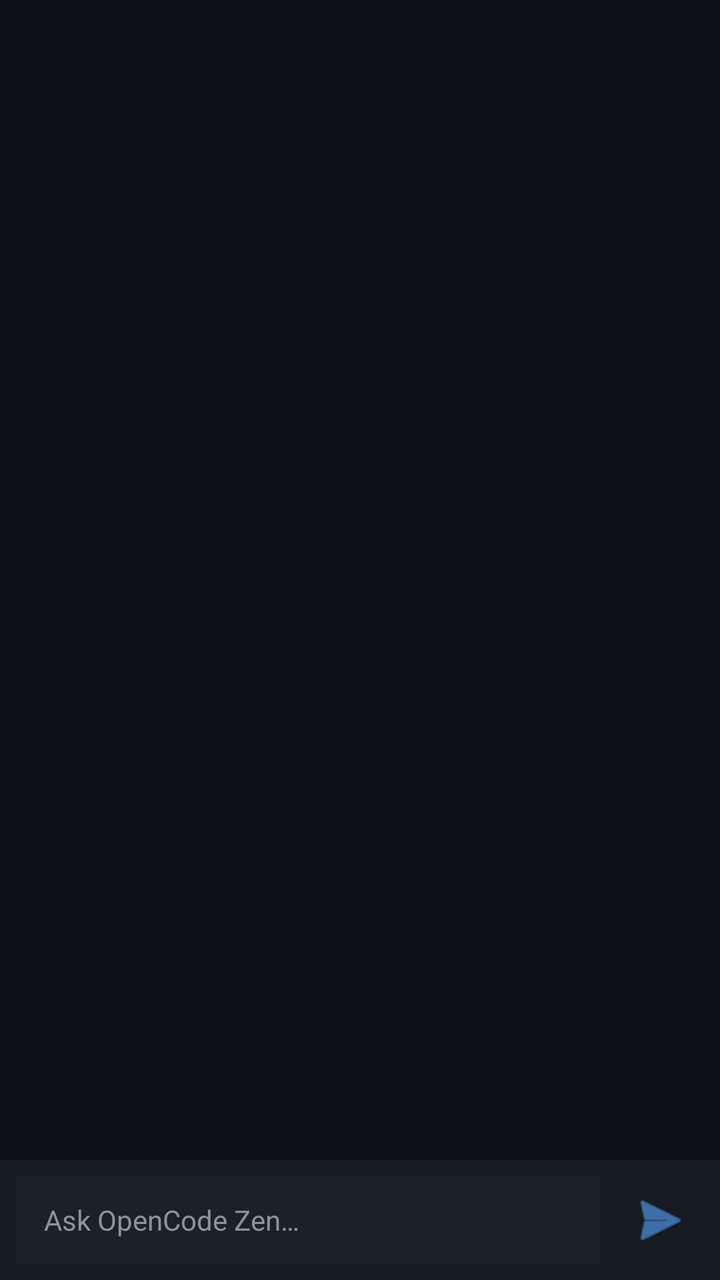
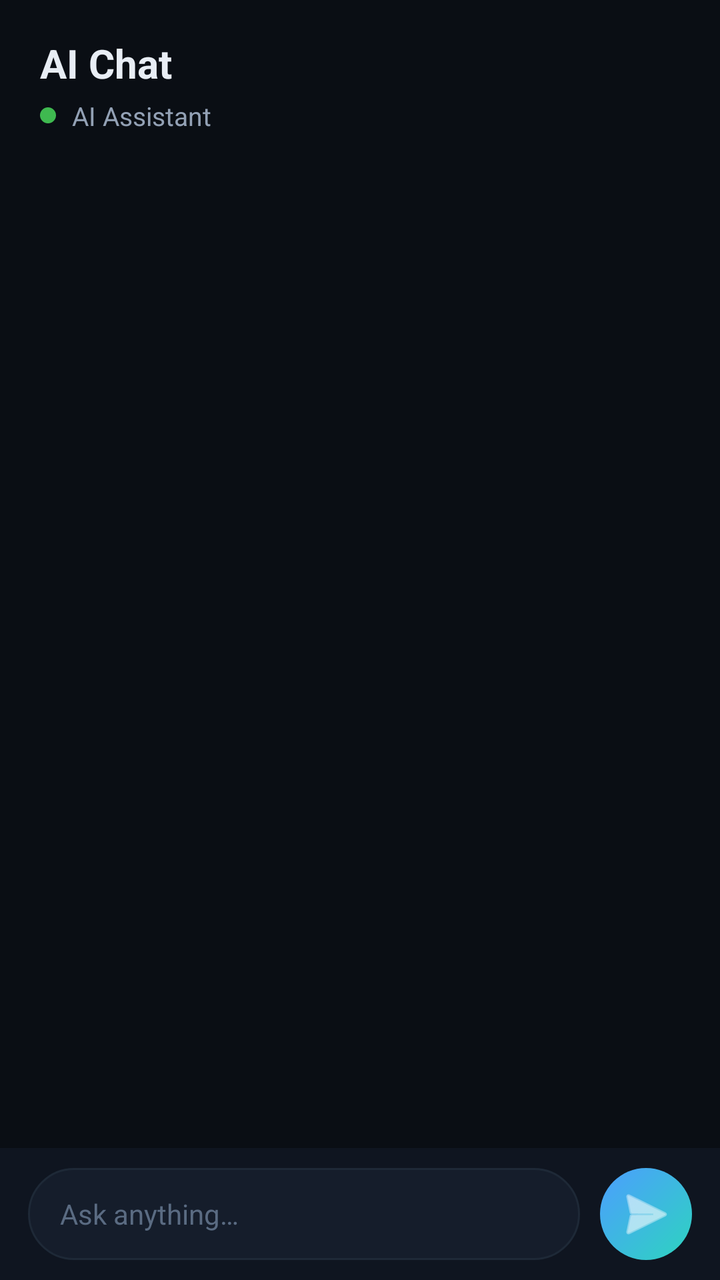

Before-and-after screenshots of an Android layout around one commit, followed by the original layout XML and the change that was made.
<!-- AndroidManifest.xml: application theme Theme.CoderIO -->
<!-- res/layout/fragment_chat.xml -->
<?xml version="1.0" encoding="utf-8"?>
<LinearLayout xmlns:android="http://schemas.android.com/apk/res/android"
    android:layout_width="match_parent"
    android:layout_height="match_parent"
    android:orientation="vertical"
    android:background="@color/bg_primary">

    <ScrollView
        android:id="@+id/chat_scroll"
        android:layout_width="match_parent"
        android:layout_height="0dp"
        android:layout_weight="1"
        android:fillViewport="true"
        android:padding="12dp">

        <LinearLayout
            android:id="@+id/chat_messages"
            android:layout_width="match_parent"
            android:layout_height="wrap_content"
            android:orientation="vertical" />
    </ScrollView>

    <LinearLayout
        android:layout_width="match_parent"
        android:layout_height="wrap_content"
        android:orientation="horizontal"
        android:background="@color/bg_secondary"
        android:padding="8dp"
        android:gravity="center_vertical">

        <EditText
            android:id="@+id/chat_input"
            android:layout_width="0dp"
            android:layout_height="44dp"
            android:layout_weight="1"
            android:background="@color/bg_surface"
            android:textColor="@color/text_primary"
            android:textColorHint="@color/text_secondary"
            android:hint="@string/hint_type_message"
            android:textSize="14sp"
            android:singleLine="true"
            android:imeOptions="actionSend"
            android:inputType="textNoSuggestions"
            android:paddingHorizontal="14dp"
            android:paddingVertical="8dp" />

        <ImageButton
            android:id="@+id/btn_chat_send"
            android:layout_width="44dp"
            android:layout_height="44dp"
            android:background="?attr/selectableItemBackgroundBorderless"
            android:src="@android:drawable/ic_menu_send"
            android:contentDescription="@string/send"
            android:layout_marginStart="8dp"
            android:padding="10dp"
            android:tint="@color/accent" />

    </LinearLayout>

</LinearLayout>
<!-- resources referenced by this layout -->
<resources>
  <color name="accent">#FF58A6FF</color>
  <color name="bg_primary">#FF0D1117</color>
  <color name="bg_secondary">#FF161B22</color>
  <color name="bg_surface">#FF1C2128</color>
  <color name="text_primary">#FFC9D1D9</color>
  <color name="text_secondary">#FF8B949E</color>
  <string name="hint_type_message">Ask OpenCode Zen…</string>
  <string name="send">Send</string>
  <style name="Theme.CoderIO" parent="Theme.MaterialComponents.DayNight.NoActionBar">
          <item name="colorPrimary">@color/accent</item>
          <item name="colorPrimaryVariant">#FF388bfd</item>
          <item name="colorOnPrimary">@android:color/white</item>
          <item name="colorSecondary">@color/accent_green</item>
          <item name="android:colorBackground">@color/bg_primary</item>
          <item name="colorSurface">@color/bg_secondary</item>
          <item name="android:statusBarColor">@color/bg_primary</item>
          <item name="android:navigationBarColor">@color/bg_secondary</item>
          <item name="android:windowLightStatusBar">false</item>
      </style>
  <color name="accent_green">#FF3FB950</color>
</resources>

<!-- the commit's change to res/layout/fragment_chat.xml (unified diff, before → after) -->
@@ -1,17 +1,62 @@
 <?xml version="1.0" encoding="utf-8"?>
 <LinearLayout xmlns:android="http://schemas.android.com/apk/res/android"
+    xmlns:app="http://schemas.android.com/apk/res-auto"
     android:layout_width="match_parent"
     android:layout_height="match_parent"
     android:orientation="vertical"
     android:background="@color/bg_primary">
 
+    
+    <LinearLayout
+        android:layout_width="match_parent"
+        android:layout_height="wrap_content"
+        android:orientation="vertical"
+        android:paddingStart="20dp"
+        android:paddingEnd="20dp"
+        android:paddingTop="18dp"
+        android:paddingBottom="12dp">
+
+        <TextView
+            android:layout_width="wrap_content"
+            android:layout_height="wrap_content"
+            android:text="@string/tab_chat"
+            style="@style/Text.CoderIO.ScreenTitle" />
+
+        <LinearLayout
+            android:layout_width="wrap_content"
+            android:layout_height="wrap_content"
+            android:orientation="horizontal"
+            android:gravity="center_vertical"
+            android:layout_marginTop="4dp">
+
+            <View
+                android:layout_width="8dp"
+                android:layout_height="8dp"
+                android:background="@drawable/bg_status_dot" />
+
+            <TextView
+                android:id="@+id/chat_model_label"
+                android:layout_width="wrap_content"
+                android:layout_height="wrap_content"
+                android:layout_marginStart="8dp"
+                android:text="@string/chat_subtitle"
+                android:textColor="@color/text_secondary"
+                android:textSize="13sp" />
+        </LinearLayout>
+    </LinearLayout>
+
+    
     <ScrollView
         android:id="@+id/chat_scroll"
         android:layout_width="match_parent"
         android:layout_height="0dp"
         android:layout_weight="1"
         android:fillViewport="true"
-        android:padding="12dp">
+        android:clipToPadding="false"
+        android:paddingStart="14dp"
+        android:paddingEnd="14dp"
+        android:paddingTop="6dp"
+        android:paddingBottom="10dp">
 
         <LinearLayout
             android:id="@+id/chat_messages"
@@ -20,40 +65,44 @@
             android:orientation="vertical" />
     </ScrollView>
 
+    
     <LinearLayout
         android:layout_width="match_parent"
         android:layout_height="wrap_content"
         android:orientation="horizontal"
+        android:gravity="center_vertical"
         android:background="@color/bg_secondary"
-        android:padding="8dp"
-        android:gravity="center_vertical">
+        android:paddingStart="14dp"
+        android:paddingEnd="14dp"
+        android:paddingTop="10dp"
+        android:paddingBottom="10dp">
 
         <EditText
             android:id="@+id/chat_input"
             android:layout_width="0dp"
-            android:layout_height="44dp"
+            android:layout_height="46dp"
             android:layout_weight="1"
-            android:background="@color/bg_surface"
+            android:background="@drawable/bg_input_pill"
             android:textColor="@color/text_primary"
-            android:textColorHint="@color/text_secondary"
+            android:textColorHint="@color/text_faint"
             android:hint="@string/hint_type_message"
             android:textSize="14sp"
             android:singleLine="true"
             android:imeOptions="actionSend"
             android:inputType="textNoSuggestions"
-            android:paddingHorizontal="14dp"
+            android:paddingHorizontal="16dp"
             android:paddingVertical="8dp" />
 
         <ImageButton
             android:id="@+id/btn_chat_send"
-            android:layout_width="44dp"
-            android:layout_height="44dp"
-            android:background="?attr/selectableItemBackgroundBorderless"
+            android:layout_width="46dp"
+            android:layout_height="46dp"
+            android:background="@drawable/bg_send_gradient"
             android:src="@android:drawable/ic_menu_send"
             android:contentDescription="@string/send"
-            android:layout_marginStart="8dp"
-            android:padding="10dp"
-            android:tint="@color/accent" />
+            android:layout_marginStart="10dp"
+            android:padding="11dp"
+            app:tint="@android:color/white" />
 
     </LinearLayout>
 
<!-- resource entries referenced after the edit -->
@@ -1,24 +1,61 @@
 <!-- resources referenced by this layout -->
 <resources>
-  <color name="accent">#FF58A6FF</color>
-  <color name="bg_primary">#FF0D1117</color>
-  <color name="bg_secondary">#FF161B22</color>
-  <color name="bg_surface">#FF1C2128</color>
-  <color name="text_primary">#FFC9D1D9</color>
-  <color name="text_secondary">#FF8B949E</color>
-  <string name="hint_type_message">Ask OpenCode Zen…</string>
+  <color name="accent">#FF4C9EFF</color>
+  <color name="accent_teal">#FF2DD4BF</color>
+  <color name="bg_primary">#FF0A0E14</color>
+  <color name="bg_secondary">#FF0F1520</color>
+  <color name="text_faint">#FF5A6B82</color>
+  <color name="bg_surface">#FF151D2B</color>
+  <color name="stroke">#FF1E2937</color>
+  <color name="text_primary">#FFE8EDF4</color>
+  <color name="text_secondary">#FF93A1B5</color>
+  <!-- drawable bg_input_pill (drawable) -->
+  <?xml version="1.0" encoding="utf-8"?>
+  <shape xmlns:android="http://schemas.android.com/apk/res/android"
+      android:shape="rectangle">
+      <solid android:color="@color/bg_surface" />
+      <stroke android:width="1dp" android:color="@color/stroke" />
+      <corners android:radius="24dp" />
+  </shape>
+  <!-- drawable bg_send_gradient (drawable) -->
+  <?xml version="1.0" encoding="utf-8"?>
+  <shape xmlns:android="http://schemas.android.com/apk/res/android"
+      android:shape="oval">
+      <gradient
+          android:angle="315"
+          android:startColor="@color/accent"
+          android:endColor="@color/accent_teal" />
+  </shape>
+  <!-- drawable bg_status_dot (drawable) -->
+  <?xml version="1.0" encoding="utf-8"?>
+  <shape xmlns:android="http://schemas.android.com/apk/res/android"
+      android:shape="oval">
+      <solid android:color="@color/accent_green" />
+      <size android:width="8dp" android:height="8dp" />
+  </shape>
+  <string name="chat_subtitle">AI Assistant</string>
+  <string name="hint_type_message">Ask anything…</string>
   <string name="send">Send</string>
-  <style name="Theme.CoderIO" parent="Theme.MaterialComponents.DayNight.NoActionBar">
+  <string name="tab_chat">AI Chat</string>
+  <style name="Text.CoderIO.ScreenTitle" parent="">
+          <item name="android:textSize">20sp</item>
+          <item name="android:textStyle">bold</item>
+          <item name="android:textColor">@color/text_primary</item>
+      </style>
+  <style name="Theme.CoderIO" parent="Theme.MaterialComponents.NoActionBar">
           <item name="colorPrimary">@color/accent</item>
-          <item name="colorPrimaryVariant">#FF388bfd</item>
+          <item name="colorPrimaryVariant">@color/accent_deep</item>
           <item name="colorOnPrimary">@android:color/white</item>
-          <item name="colorSecondary">@color/accent_green</item>
+          <item name="colorSecondary">@color/accent_teal</item>
+          <item name="colorOnSurface">@color/text_primary</item>
           <item name="android:colorBackground">@color/bg_primary</item>
           <item name="colorSurface">@color/bg_secondary</item>
           <item name="android:statusBarColor">@color/bg_primary</item>
-          <item name="android:navigationBarColor">@color/bg_secondary</item>
+          <item name="android:navigationBarColor">@color/bg_primary</item>
           <item name="android:windowLightStatusBar">false</item>
+          <item name="android:windowLightNavigationBar">false</item>
       </style>
   <color name="accent_green">#FF3FB950</color>
+  <color name="accent_deep">#FF1F5FD6</color>
 </resources>
 
